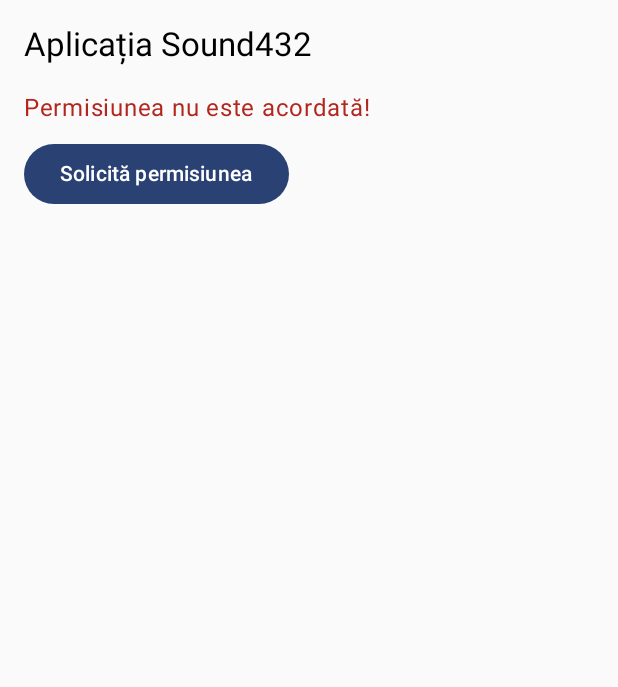
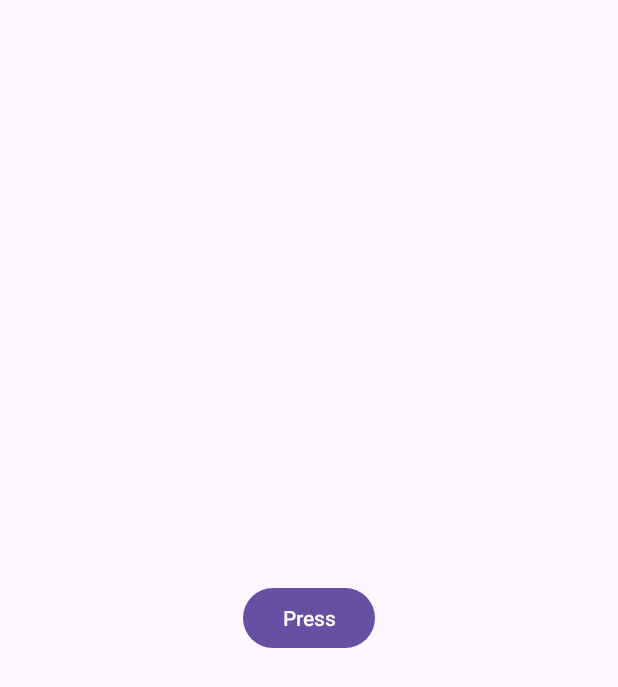
Before and after one commit to mcvector36/Sound432, an Android app: the screen it shows after launch (MainActivity), on a phone screen of 412 x 824 dp. Shown: the top 687 px of the screen. Run offline under Robolectric (Android 15) with nearby library versions, the phone set to English and light mode, and no system bars.

Commit message:
Refactor: Migrate to AppCompat and Material Components
- Remove Jetpack Compose dependencies and related code.
- Delete Color, Theme, and Type Compose files.
- Replace Compose UI with AppCompat and Material Components.
- Add a simple Material Button with a Toast message.
- Update build.gradle.kts to reflect the change in libraries.
- Update the manifest file to use `Theme.Material3.DayNight.NoActionBar`.
- Remove  `android:requestLegacyExternalStorage="true"` from manifest.
- Update themes.xml to utilize Material Design theming.

```diff
--- a/app/build.gradle.kts
+++ b/app/build.gradle.kts
@@ -52,8 +52,7 @@ dependencies {
     implementation(libs.androidx.constraintlayout)
 
     implementation("androidx.appcompat:appcompat:1.7.0")
-    implementation("androidx.core:core-ktx:1.15.0")
-    implementation("androidx.activity:activity-ktx:1.10.1")
+    implementation("com.google.android.material:material:1.12.0")
 
     testImplementation(libs.junit)
     androidTestImplementation(libs.androidx.junit)
--- a/app/src/main/java/com/mcvector36/sound432/MainActivity.kt
+++ b/app/src/main/java/com/mcvector36/sound432/MainActivity.kt
@@ -1,114 +1,18 @@
 package com.mcvector36.sound432
 
-import android.Manifest
-import android.content.Intent
-import android.content.pm.PackageManager
-import android.net.Uri
-import android.os.Build
 import android.os.Bundle
-import android.provider.Settings
 import android.widget.Toast
-import androidx.activity.ComponentActivity
-import androidx.activity.compose.setContent
-import androidx.compose.foundation.layout.*
-import androidx.compose.material3.*
-import androidx.compose.runtime.*
-import androidx.compose.ui.Modifier
-import androidx.compose.ui.platform.LocalContext
-import androidx.compose.ui.unit.dp
-import androidx.core.app.ActivityCompat
-import androidx.core.content.ContextCompat
-import com.mcvector36.sound432.ui.theme.Sound432Theme
-import java.io.File
+import androidx.appcompat.app.AppCompatActivity
+import com.google.android.material.button.MaterialButton
 
-class MainActivity : ComponentActivity() {
-    private val STORAGE_PERMISSION_CODE = 100
-    private var permissionGranted by mutableStateOf(false)
-
+class MainActivity : AppCompatActivity() {
     override fun onCreate(savedInstanceState: Bundle?) {
         super.onCreate(savedInstanceState)
-        permissionGranted = checkStoragePermission()
+        setContentView(R.layout.activity_main)
 
-        setContent {
-            Sound432Theme {
-                PermissionScreen()
-            }
+        val myButton: MaterialButton = findViewById(R.id.myButton)
+        myButton.setOnClickListener {
+            Toast.makeText(this, "Buton apăsat!", Toast.LENGTH_SHORT).show()
         }
     }
-
-    override fun onResume() {
-        super.onResume()
-        // Verificăm din nou permisiunea după ce utilizatorul revine din setări
-        permissionGranted = checkStoragePermission()
-    }
-
-    @Composable
-    fun PermissionScreen() {
-        val context = LocalContext.current
-        var files by remember { mutableStateOf(listOf<String>()) }
-
-        Column(
-            modifier = Modifier.fillMaxSize().padding(16.dp),
-        ) {
-            Text(text = "Aplicația Sound432", style = MaterialTheme.typography.titleLarge)
-
-            Spacer(modifier = Modifier.height(16.dp))
-
-            if (permissionGranted) {
-                Text("Permisiunea este acordată!", color = MaterialTheme.colorScheme.primary)
-                Spacer(modifier = Modifier.height(8.dp))
-                Button(onClick = { files = listFilesFromStorage() }) {
-                    Text("Afișează fișierele")
-                }
-                Spacer(modifier = Modifier.height(16.dp))
-                files.forEach { file ->
-                    Text(text = file)
-                }
-            } else {
-                Text("Permisiunea nu este acordată!", color = MaterialTheme.colorScheme.error)
-                Spacer(modifier = Modifier.height(8.dp))
-                Button(onClick = { requestStoragePermission() }) {
-                    Text("Solicită permisiunea")
-                }
-            }
-        }
-    }
-
-    private fun checkStoragePermission(): Boolean {
-        return if (Build.VERSION.SDK_INT >= Build.VERSION_CODES.R) {
-            Settings.canDrawOverlays(this)
-        } else {
-            ContextCompat.checkSelfPermission(
-                this, Manifest.permission.READ_EXTERNAL_STORAGE
-            ) == PackageManager.PERMISSION_GRANTED
-        }
-    }
-
-    private fun requestStoragePermission() {
-        if (Build.VERSION.SDK_INT >= Build.VERSION_CODES.R) {
-            try {
-                val intent = Intent(Settings.ACTION_MANAGE_APP_ALL_FILES_ACCESS_PERMISSION).apply {
-                    data = Uri.fromParts("package", packageName, null)
-                }
-                startActivity(intent)
-            } catch (e: Exception) {
-                e.printStackTrace()
-                Toast.makeText(this, "Nu s-a putut deschide setările pentru permisiuni.", Toast.LENGTH_SHORT).show()
-            }
-        } else {
-            ActivityCompat.requestPermissions(
-                this,
-                arrayOf(Manifest.permission.READ_EXTERNAL_STORAGE, Manifest.permission.WRITE_EXTERNAL_STORAGE),
-                STORAGE_PERMISSION_CODE
-            )
-        }
-    }
-
-    private fun listFilesFromStorage(): List<String> {
-        val path = "/storage/emulated/0/"  // Folderul principal al memoriei interne
-        val directory = File(path)
-        val files = directory.listFiles()
-
-        return files?.map { it.name } ?: listOf("Nicio fișier găsit!")
-    }
 }
--- a/app/src/main/java/com/mcvector36/sound432/ui/theme/Color.kt
+++ /dev/null
@@ -1,11 +0,0 @@
-package com.mcvector36.sound432.ui.theme
-
-import androidx.compose.ui.graphics.Color
-
-val Purple80 = Color(0xFFD0BCFF)
-val PurpleGrey80 = Color(0xFFCCC2DC)
-val Pink80 = Color(0xFFEFB8C8)
-
-val Purple40 = Color(0xFF6650a4)
-val PurpleGrey40 = Color(0xFF625b71)
-val Pink40 = Color(0xFF7D5260)
--- a/app/src/main/java/com/mcvector36/sound432/ui/theme/Theme.kt
+++ /dev/null
@@ -1,57 +0,0 @@
-package com.mcvector36.sound432.ui.theme
-
-import android.os.Build
-import androidx.compose.foundation.isSystemInDarkTheme
-import androidx.compose.material3.MaterialTheme
-import androidx.compose.material3.darkColorScheme
-import androidx.compose.material3.dynamicDarkColorScheme
-import androidx.compose.material3.dynamicLightColorScheme
-import androidx.compose.material3.lightColorScheme
-import androidx.compose.runtime.Composable
-import androidx.compose.ui.platform.LocalContext
-
-private val DarkColorScheme = darkColorScheme(
-    primary = Purple80,
-    secondary = PurpleGrey80,
-    tertiary = Pink80
-)
-
-private val LightColorScheme = lightColorScheme(
-    primary = Purple40,
-    secondary = PurpleGrey40,
-    tertiary = Pink40
-
-    /* Other default colors to override
-    background = Color(0xFFFFFBFE),
-    surface = Color(0xFFFFFBFE),
-    onPrimary = Color.White,
-    onSecondary = Color.White,
-    onTertiary = Color.White,
-    onBackground = Color(0xFF1C1B1F),
-    onSurface = Color(0xFF1C1B1F),
-    */
-)
-
-@Composable
-fun Sound432Theme(
-    darkTheme: Boolean = isSystemInDarkTheme(),
-    // Dynamic color is available on Android 12+
-    dynamicColor: Boolean = true,
-    content: @Composable () -> Unit
-) {
-    val colorScheme = when {
-        dynamicColor && Build.VERSION.SDK_INT >= Build.VERSION_CODES.S -> {
-            val context = LocalContext.current
-            if (darkTheme) dynamicDarkColorScheme(context) else dynamicLightColorScheme(context)
-        }
-
-        darkTheme -> DarkColorScheme
-        else -> LightColorScheme
-    }
-
-    MaterialTheme(
-        colorScheme = colorScheme,
-        typography = Typography,
-        content = content
-    )
-}
--- a/app/src/main/java/com/mcvector36/sound432/ui/theme/Type.kt
+++ /dev/null
@@ -1,34 +0,0 @@
-package com.mcvector36.sound432.ui.theme
-
-import androidx.compose.material3.Typography
-import androidx.compose.ui.text.TextStyle
-import androidx.compose.ui.text.font.FontFamily
-import androidx.compose.ui.text.font.FontWeight
-import androidx.compose.ui.unit.sp
-
-// Set of Material typography styles to start with
-val Typography = Typography(
-    bodyLarge = TextStyle(
-        fontFamily = FontFamily.Default,
-        fontWeight = FontWeight.Normal,
-        fontSize = 16.sp,
-        lineHeight = 24.sp,
-        letterSpacing = 0.5.sp
-    )
-    /* Other default text styles to override
-    titleLarge = TextStyle(
-        fontFamily = FontFamily.Default,
-        fontWeight = FontWeight.Normal,
-        fontSize = 22.sp,
-        lineHeight = 28.sp,
-        letterSpacing = 0.sp
-    ),
-    labelSmall = TextStyle(
-        fontFamily = FontFamily.Default,
-        fontWeight = FontWeight.Medium,
-        fontSize = 11.sp,
-        lineHeight = 16.sp,
-        letterSpacing = 0.5.sp
-    )
-    */
-)
--- a/app/src/main/res/layout/activity_main.xml
+++ b/app/src/main/res/layout/activity_main.xml
@@ -1,5 +1,20 @@
 <?xml version="1.0" encoding="utf-8"?>
-<androidx.constraintlayout.widget.ConstraintLayout xmlns:android="http://schemas.android.com/apk/res/android"
+<androidx.constraintlayout.widget.ConstraintLayout
+    xmlns:android="http://schemas.android.com/apk/res/android"
     xmlns:app="http://schemas.android.com/apk/res-auto"
+    xmlns:tools="http://schemas.android.com/tools"
     android:layout_width="match_parent"
-    android:layout_height="match_parent"/>
+    android:layout_height="match_parent"
+    tools:context=".MainActivity">
+
+    <com.google.android.material.button.MaterialButton
+        android:id="@+id/myButton"
+        android:layout_width="wrap_content"
+        android:layout_height="wrap_content"
+        android:text="Press"
+        app:layout_constraintBottom_toBottomOf="parent"
+        app:layout_constraintLeft_toLeftOf="parent"
+        app:layout_constraintRight_toRightOf="parent"
+        app:layout_constraintTop_toTopOf="parent"/>
+
+</androidx.constraintlayout.widget.ConstraintLayout>
```
Also changed, not shown: app/src/main/AndroidManifest.xml (+4 -6 lines), app/src/main/res/values/themes.xml (+11 -1 lines).
